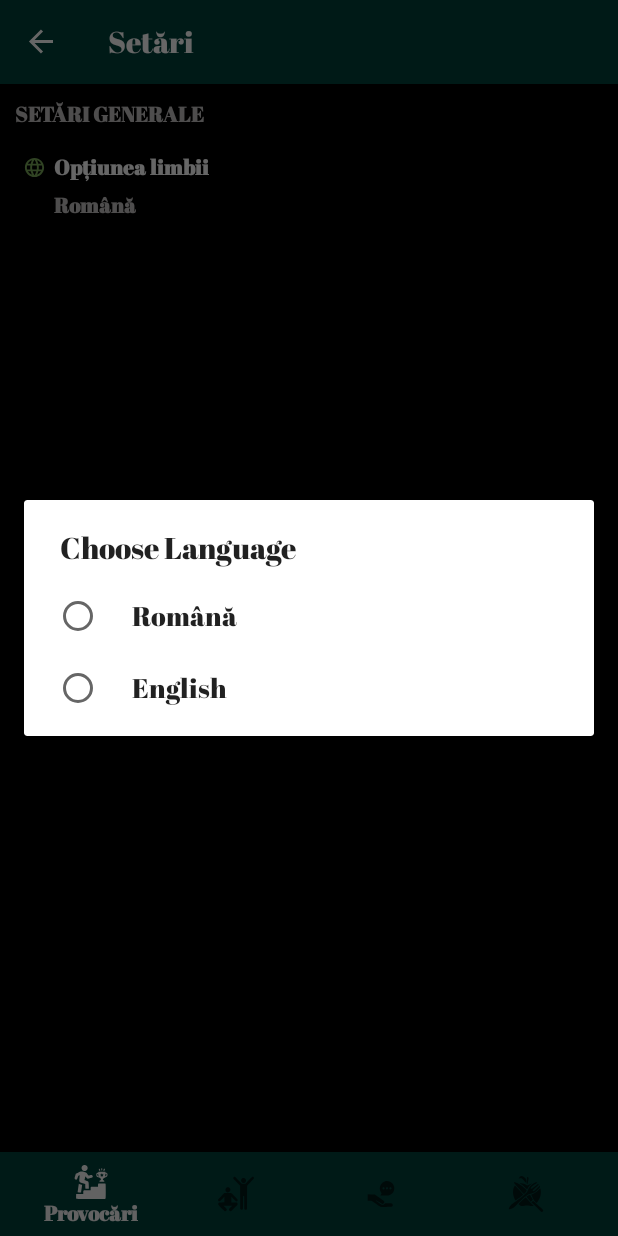
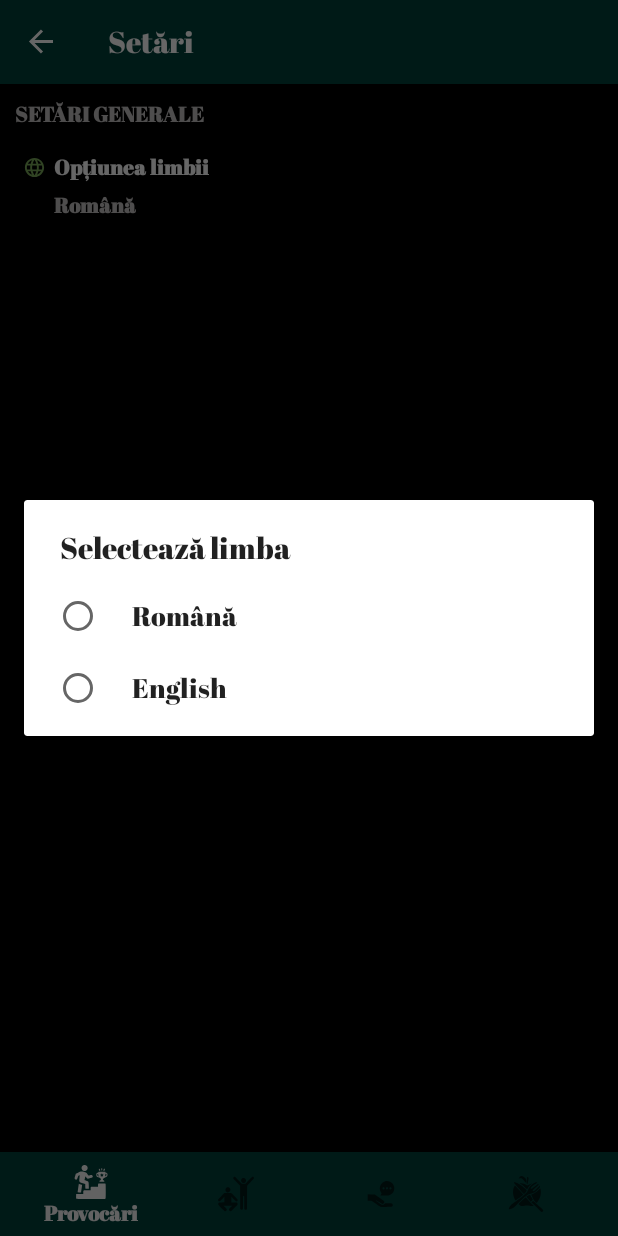
Before and after one commit to GhermanBianca/2WeeksChallengeApp, an Android app: the SettingsFragment screen opened through its navigation route, after a tap on "Opțiunea limbii", on a phone screen of 412 x 824 dp. Run offline under Robolectric (Android 15) with nearby library versions, the phone set to English and light mode, and no system bars; our stand-ins replace Firebase (no records; nobody signed in at launch, a user with empty details on screens opened directly), navigation-ui; 4 statements that could not run were skipped.

Commit message:
change colors, dimens, strings

```diff
--- a/app/src/main/java/com/example/workouthome/fragments/SettingsFragment.kt
+++ b/app/src/main/java/com/example/workouthome/fragments/SettingsFragment.kt
@@ -65,7 +65,7 @@ class SettingsFragment : Fragment(R.layout.fragment_settings) {
     private fun showChangeLanguage() {
 
         val mBuilder = AlertDialog.Builder(requireContext())
-        mBuilder.setTitle("Choose Language")
+        mBuilder.setTitle(resources.getString(R.string.choose_language))
         mBuilder.setSingleChoiceItems(listLanguages, -1) { dialog, which ->
 
             insertIntoSharedPrefs(which)
--- a/app/src/main/res/layout/fragment_about_me.xml
+++ b/app/src/main/res/layout/fragment_about_me.xml
@@ -38,6 +38,7 @@
         android:foreground="?attr/selectableItemBackground"
         android:gravity="center"
         android:text="@string/update"
+        android:textAllCaps="true"
         android:textColor="@color/white"
         android:textSize="@dimen/size18"
         app:layout_constraintEnd_toEndOf="parent"
--- a/app/src/main/res/layout/fragment_advice_type.xml
+++ b/app/src/main/res/layout/fragment_advice_type.xml
@@ -33,6 +33,7 @@
         android:layout_height="@dimen/height30"
         android:layout_marginTop="@dimen/marginTop10"
         android:text="@string/text_advice_name"
+        android:textAllCaps="true"
         android:textColor="@color/darkPink"
         android:textSize="@dimen/size18"
         app:layout_constraintStart_toStartOf="parent"
--- a/app/src/main/res/layout/fragment_challenge.xml
+++ b/app/src/main/res/layout/fragment_challenge.xml
@@ -13,6 +13,7 @@
         android:layout_width="wrap_content"
         android:layout_height="wrap_content"
         android:text="@string/all_challenges"
+        android:textAllCaps="true"
         android:textColor="@color/white"
         android:textSize="13sp"
         android:textStyle="bold"
--- a/app/src/main/res/layout/fragment_settings.xml
+++ b/app/src/main/res/layout/fragment_settings.xml
@@ -1,7 +1,7 @@
 <?xml version="1.0" encoding="utf-8"?>
 <androidx.constraintlayout.widget.ConstraintLayout xmlns:android="http://schemas.android.com/apk/res/android"
+    xmlns:app="http://schemas.android.com/apk/res-auto"
     xmlns:tools="http://schemas.android.com/tools"
-    xmlns:app="http://schemas.android.com/apk/res-auto"
     android:id="@+id/settings_fragment"
     android:layout_width="match_parent"
     android:layout_height="match_parent"
@@ -12,21 +12,22 @@
         android:id="@+id/tv_settings"
         android:layout_width="wrap_content"
         android:layout_height="wrap_content"
+        android:layout_margin="@dimen/margin10"
         android:text="@string/general_settings"
-        android:textColor="#C3C0C0"
+        android:textAllCaps="true"
+        android:textColor="@color/lightgreen"
         android:textStyle="bold"
         app:layout_constraintStart_toStartOf="parent"
-        app:layout_constraintTop_toTopOf="parent"
-        android:layout_margin="10dp"/>
+        app:layout_constraintTop_toTopOf="parent" />
 
     <androidx.cardview.widget.CardView
         android:id="@+id/card_change_language"
         android:layout_width="match_parent"
         android:layout_height="wrap_content"
-        app:layout_constraintTop_toBottomOf="@id/tv_settings"
+        android:layout_margin="@dimen/margin10"
+        app:cardBackgroundColor="@color/black"
         app:layout_constraintStart_toStartOf="@id/tv_settings"
-        android:layout_margin="10dp"
-        app:cardBackgroundColor="@color/black">
+        app:layout_constraintTop_toBottomOf="@id/tv_settings">
 
         <androidx.constraintlayout.widget.ConstraintLayout
             android:layout_width="match_parent"
@@ -34,38 +35,38 @@
 
             <ImageView
                 android:id="@+id/iv_language"
-                android:layout_width="15dp"
-                android:layout_height="15dp"
+                android:layout_width="@dimen/width15"
+                android:layout_height="@dimen/height15"
+                android:layout_marginStart="@dimen/marginStart5"
+                android:layout_marginTop="@dimen/marginTop8"
+                android:layout_marginEnd="@dimen/marginEnd5"
+                android:contentDescription="@string/image"
                 android:src="@drawable/ic_language"
-                android:layout_marginTop="8dp"
-                android:layout_marginStart="5dp"
-                android:layout_marginEnd="5dp"
                 app:layout_constraintStart_toStartOf="parent"
-                app:layout_constraintTop_toTopOf="parent"
-                android:contentDescription="@string/image" />
+                app:layout_constraintTop_toTopOf="parent" />
 
             <TextView
                 android:id="@+id/tv_select_language"
                 android:layout_width="wrap_content"
                 android:layout_height="wrap_content"
+                android:layout_margin="@dimen/margin5"
                 android:text="@string/language_option"
                 android:textColor="@color/white"
+                android:textSize="@dimen/size14"
                 android:textStyle="bold"
-                android:textSize="14sp"
                 app:layout_constraintStart_toEndOf="@id/iv_language"
-                app:layout_constraintTop_toTopOf="parent"
-                android:layout_margin="5dp"/>
+                app:layout_constraintTop_toTopOf="parent" />
 
             <TextView
                 android:id="@+id/selected_language"
                 android:layout_width="wrap_content"
                 android:layout_height="wrap_content"
-                app:layout_constraintTop_toBottomOf="@id/tv_select_language"
+                android:layout_marginTop="@dimen/marginTop5"
+                android:text="@string/selected_language"
+                android:textColor="@color/lightgreen"
+                android:textStyle="bold"
                 app:layout_constraintStart_toStartOf="@id/tv_select_language"
-                android:layout_marginTop="5dp"
-                android:text="@string/selected_language"
-                android:textColor="#C3C0C0"
-                android:textStyle="bold"/>
+                app:layout_constraintTop_toBottomOf="@id/tv_select_language" />
 
         </androidx.constraintlayout.widget.ConstraintLayout>
 
--- a/app/src/main/res/values/colors.xml
+++ b/app/src/main/res/values/colors.xml
@@ -26,6 +26,7 @@
     <color name="light_green">#D4EFED</color>
     <color name="dark_green">#0F4A46</color>
     <color name="green1">#03736C</color>
+    <color name="lightgreen">#C3C0C0</color>
 
 
 
--- a/app/src/main/res/values/dimens.xml
+++ b/app/src/main/res/values/dimens.xml
@@ -9,6 +9,7 @@
     <dimen name="margin45">45dp</dimen>
 
     <dimen name="marginTop5">5dp</dimen>
+    <dimen name="marginTop8">8dp</dimen>
     <dimen name="marginTop10">10dp</dimen>
     <dimen name="marginTop12">12dp</dimen>
     <dimen name="marginTop15">15dp</dimen>
@@ -41,6 +42,7 @@
     <dimen name="marginBottom20">20dp</dimen>
 
     <dimen name="width10">10dp</dimen>
+    <dimen name="width15">15dp</dimen>
     <dimen name="width50">50dp</dimen>
     <dimen name="width78">78dp</dimen>
     <dimen name="width80">80dp</dimen>
@@ -58,6 +60,7 @@
     <dimen name="height2">2dp</dimen>
     <dimen name="height5">5dp</dimen>
     <dimen name="height10">10dp</dimen>
+    <dimen name="height15">15dp</dimen>
     <dimen name="height30">30dp</dimen>
     <dimen name="height40">40dp</dimen>
     <dimen name="height50">50dp</dimen>
@@ -70,6 +73,7 @@
     <dimen name="height240">240dp</dimen>
     <dimen name="height400">400dp</dimen>
 
+    <dimen name="size14">14sp</dimen>
     <dimen name="size15">15sp</dimen>
     <dimen name="size16">16sp</dimen>
     <dimen name="size17">17sp</dimen>
```
Also changed, not shown: app/src/main/java/com/example/workouthome/adapters/AboutMeAdapter.kt (+26 -18 lines), app/src/main/res/values/strings.xml (+11 -14 lines), 2 other files.
